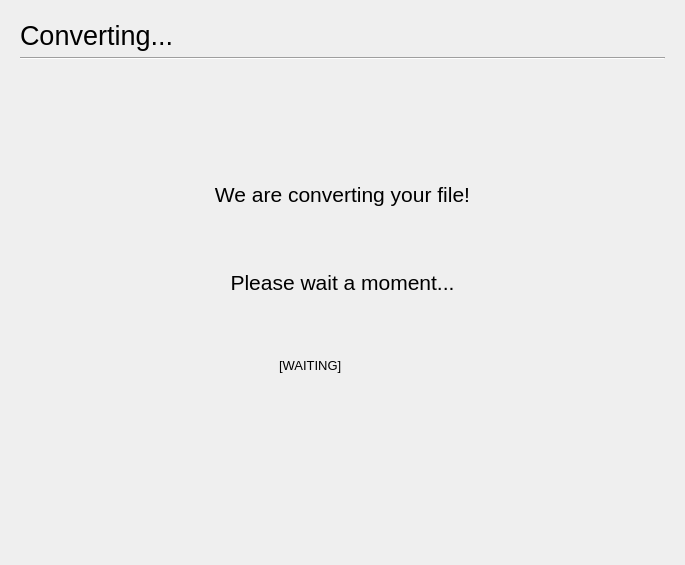
This is PMConverter/src/view/UIView.ui in ghbonne/PMConverter as Qt 5 draws it before an edit. The edited form follows.
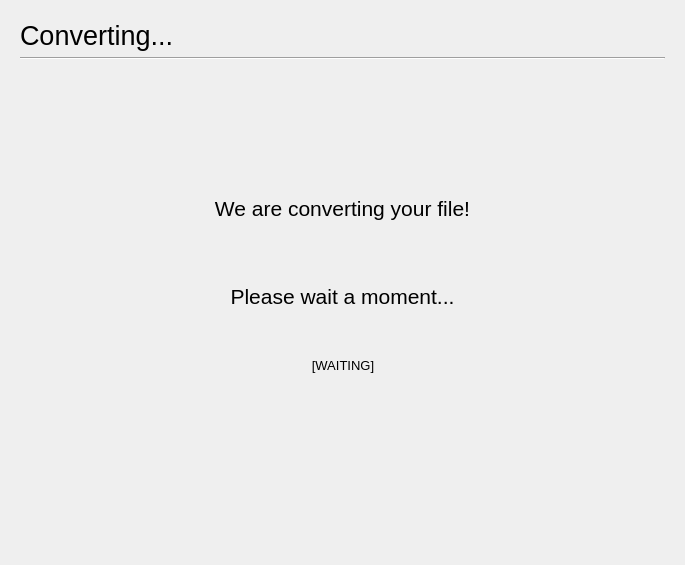
This is the edited form. The open tabs and pages were chosen to show the change.

```diff
--- a/PMConverter/src/view/UIView.ui
+++ b/PMConverter/src/view/UIView.ui
@@ -804,13 +804,22 @@
            </property>
            <property name="minimumSize">
             <size>
-             <width>128</width>
-             <height>128</height>
+             <width>100</width>
+             <height>100</height>
+            </size>
+           </property>
+           <property name="maximumSize">
+            <size>
+             <width>100</width>
+             <height>100</height>
             </size>
            </property>
            <property name="text">
             <string>[WAITING]</string>
            </property>
+           <property name="alignment">
+            <set>Qt::AlignCenter</set>
+           </property>
           </widget>
          </item>
          <item>
```
